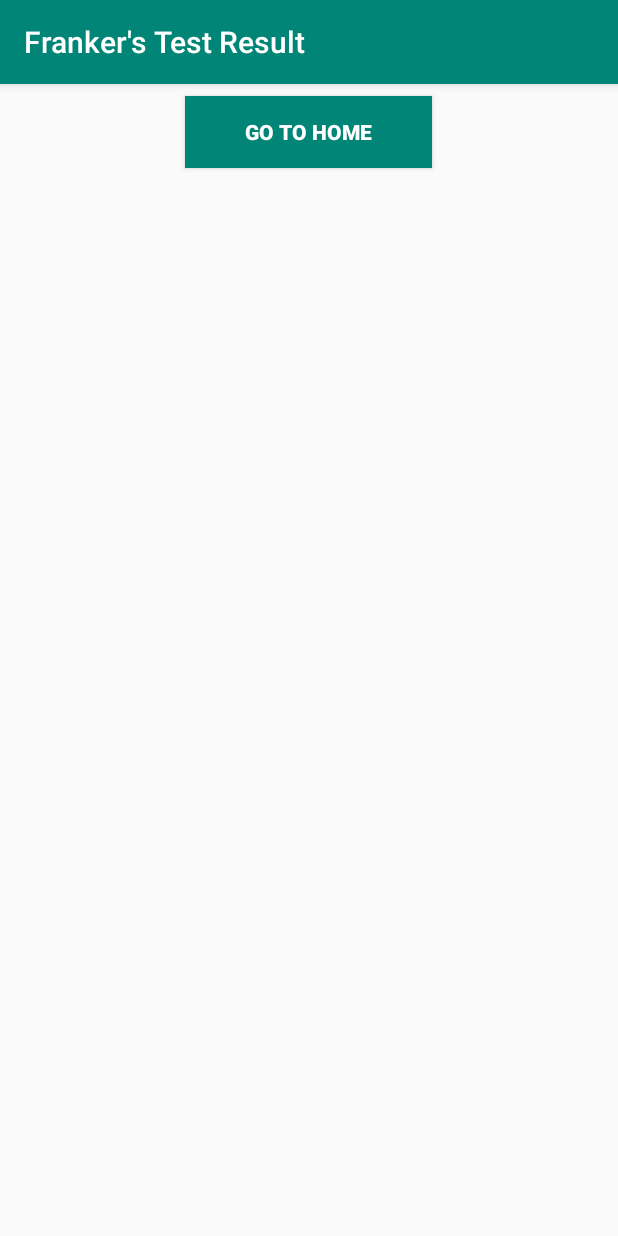
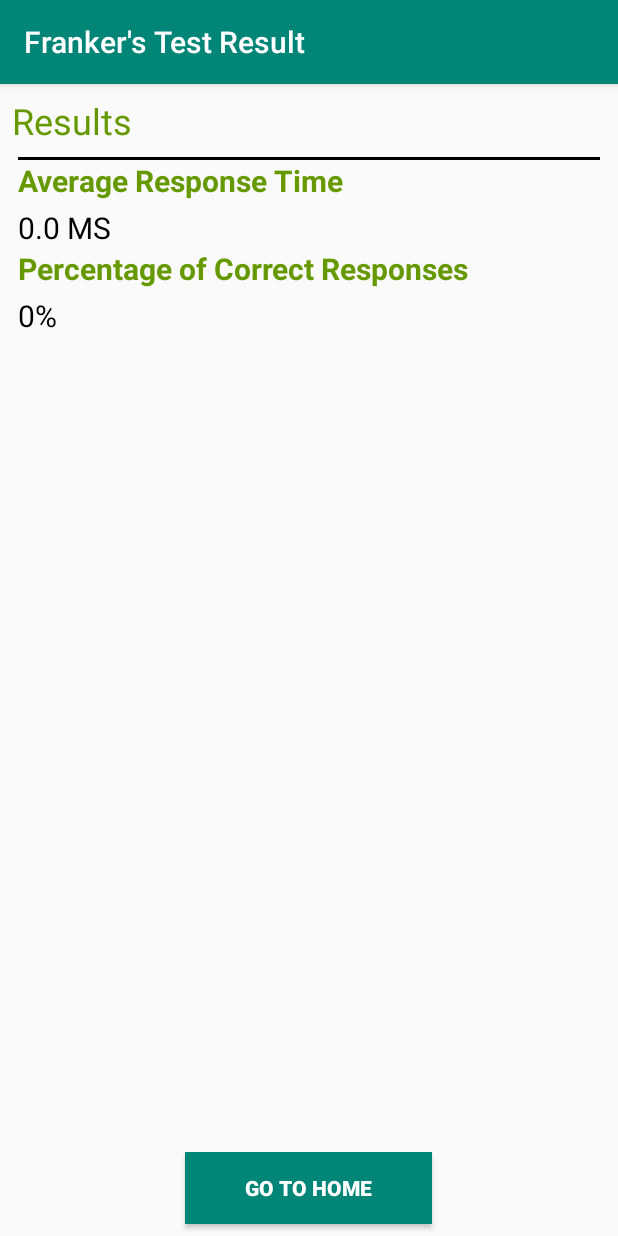
Before and after one commit to UTC-SCAL/Spark-Test-App, an Android app: the TestResultShowerActivity screen opened directly, with no data from a screen before it, on a phone screen of 412 x 824 dp. Run offline under Robolectric (Android 15) with nearby library versions, the phone set to English and light mode, and no system bars; our stand-ins replace data binding; 6 statements that could not run were skipped.

Commit message:
removed the title from the test screen

```diff
--- a/app/src/main/java/com/example/injuries/ShowTestActivity.java
+++ b/app/src/main/java/com/example/injuries/ShowTestActivity.java
@@ -76,7 +76,6 @@ public class ShowTestActivity extends MotionSensorActivity {
     protected void onCreate(Bundle savedInstanceState) {
         super.onCreate(savedInstanceState);
         binding = DataBindingUtil.setContentView(this, R.layout.activity_show_test);
-        binding.toolbar.setTitle(R.string.frank_test);
         testSamplesContainer = new TestSamplesContainer(MAX_TESTS_NUMBER);
         initial_position = getIntent().getExtras().getParcelable(Keys.INITIAL_POSITIOIN);
         last_rotation_vectors = new ArrayList<>();
--- a/app/src/main/java/com/example/injuries/TestResultShowerActivity.java
+++ b/app/src/main/java/com/example/injuries/TestResultShowerActivity.java
@@ -3,16 +3,11 @@ package com.example.injuries;
 import android.content.Intent;
 import android.databinding.DataBindingUtil;
 import android.os.Bundle;
-import android.support.design.widget.FloatingActionButton;
-import android.support.design.widget.Snackbar;
-import android.support.v7.app.AppCompatActivity;
-import android.support.v7.widget.LinearLayoutManager;
-import android.support.v7.widget.Toolbar;
-import android.view.View;
 
 import com.example.injuries.base.BaseActivity;
 import com.example.injuries.databinding.ActivityReportingResultBinding;
 import com.example.injuries.global.Keys;
+import com.example.injuries.pojos.TestSample;
 import com.example.injuries.pojos.TestSamplesContainer;
 
 public class TestResultShowerActivity extends BaseActivity {
@@ -27,10 +22,34 @@ public class TestResultShowerActivity extends BaseActivity {
         container = getIntent().getExtras().getParcelable(Keys.SAMPLES_CONTAINER);
         binding = DataBindingUtil.setContentView(this, R.layout.activity_reporting_result);
         binding.toolbar.setTitle(R.string.frank_test_result);
+        showTestData();
         setEvents();
 
     }
 
+    private void showTestData() {
+        binding.correctedResponsesPercentageValue.setText(getTestAccuracy() + "%");
+        binding.responseTimeValue.setText(getAvgResTime() + " MS");
+    }
+
+    private double getAvgResTime(){
+        double res = 0;
+        for(TestSample testSample: container){
+            res += testSample.getResponse_time();
+        }
+        return res / container.getSize();
+    }
+
+    private int getTestAccuracy(){
+        double res = 0;
+        for(TestSample testSample: container){
+            if(testSample.isResultCorrect())
+                res ++;
+        }
+        if(res != 0)
+            return (int) (100 * res / container.getSize());
+        return 0;
+    }
     private void setEvents() {
         binding.goToHome.setOnClickListener(view -> {
             startActivity(new Intent(this, MainActivity.class));
--- a/app/src/main/res/layout/activity_reporting_result.xml
+++ b/app/src/main/res/layout/activity_reporting_result.xml
@@ -20,10 +20,66 @@
                 android:background="?attr/colorPrimary"
                 app:popupTheme="@style/AppTheme.PopupOverlay" />
         </android.support.design.widget.AppBarLayout>
+        <TextView
+            android:textSize="24sp"
+            android:textColor="@android:color/holo_green_dark"
+            android:id="@+id/test_details_title"
+            android:padding="8dp"
+            android:layout_below="@id/appbar"
+            android:text="Results"
+            android:layout_width="wrap_content"
+            android:layout_height="wrap_content" />
 
-
+        <View
+            android:layout_marginLeft="12dp"
+            android:layout_marginRight="12dp"
+            android:id="@+id/text_separator"
+            android:background="@android:color/black"
+            android:layout_below="@id/test_details_title"
+            android:layout_width="match_parent"
+            android:layout_height="2dp" />
+        <TextView
+            android:id="@+id/response_time_title"
+            android:layout_alignLeft="@id/text_separator"
+            android:layout_below="@id/text_separator"
+            android:text="Average Response Time"
+            android:textStyle="bold"
+            android:textSize="20sp"
+            android:textColor="@android:color/holo_green_dark"
+            android:layout_width="wrap_content"
+            android:layout_height="wrap_content" />
+        <TextView
+            android:id="@+id/response_time_value"
+            android:layout_alignLeft="@id/text_separator"
+            android:layout_below="@id/response_time_title"
+            android:text="120 MS"
+            android:textSize="20sp"
+            android:layout_marginTop="4dp"
+            android:textColor="@android:color/black"
+            android:layout_width="wrap_content"
+            android:layout_height="wrap_content" />
+        <TextView
+            android:id="@+id/corrected_responses_percentage"
+            android:layout_alignLeft="@id/text_separator"
+            android:layout_below="@id/response_time_value"
+            android:text="Percentage of Correct Responses"
+            android:textStyle="bold"
+            android:textSize="20sp"
+            android:textColor="@android:color/holo_green_dark"
+            android:layout_width="wrap_content"
+            android:layout_height="wrap_content" />
+        <TextView
+            android:id="@+id/corrected_responses_percentage_value"
+            android:layout_alignLeft="@id/text_separator"
+            android:layout_below="@id/corrected_responses_percentage"
+            android:text="85%"
+            android:textSize="20sp"
+            android:layout_marginTop="4dp"
+            android:textColor="@android:color/black"
+            android:layout_width="wrap_content"
+            android:layout_height="wrap_content" />
         <Button
-            android:layout_below="@id/appbar"
+            android:layout_alignParentBottom="true"
             android:layout_centerHorizontal="true"
             android:id="@+id/go_to_home"
             android:layout_margin="8dp"
--- a/app/src/main/res/layout/activity_show_test.xml
+++ b/app/src/main/res/layout/activity_show_test.xml
@@ -1,27 +1,11 @@
 <?xml version="1.0" encoding="utf-8"?>
 <layout xmlns:android="http://schemas.android.com/apk/res/android"
-    xmlns:app="http://schemas.android.com/apk/res-auto"
     xmlns:tools="http://schemas.android.com/tools">
     <RelativeLayout
         android:background="@android:color/black"
         android:layout_width="match_parent"
         android:layout_height="match_parent"
         tools:context=".ShowTestActivity">
-
-        <android.support.design.widget.AppBarLayout
-            android:id="@+id/app_bar"
-            android:layout_width="match_parent"
-            android:layout_height="wrap_content"
-            android:theme="@style/AppTheme.AppBarOverlay">
-
-            <android.support.v7.widget.Toolbar
-                android:id="@+id/toolbar"
-                android:layout_width="match_parent"
-                android:layout_height="?attr/actionBarSize"
-                android:background="?attr/colorPrimary"
-                app:popupTheme="@style/AppTheme.PopupOverlay" />
-
-        </android.support.design.widget.AppBarLayout>
 
         <TextView
             android:text="5"
```
